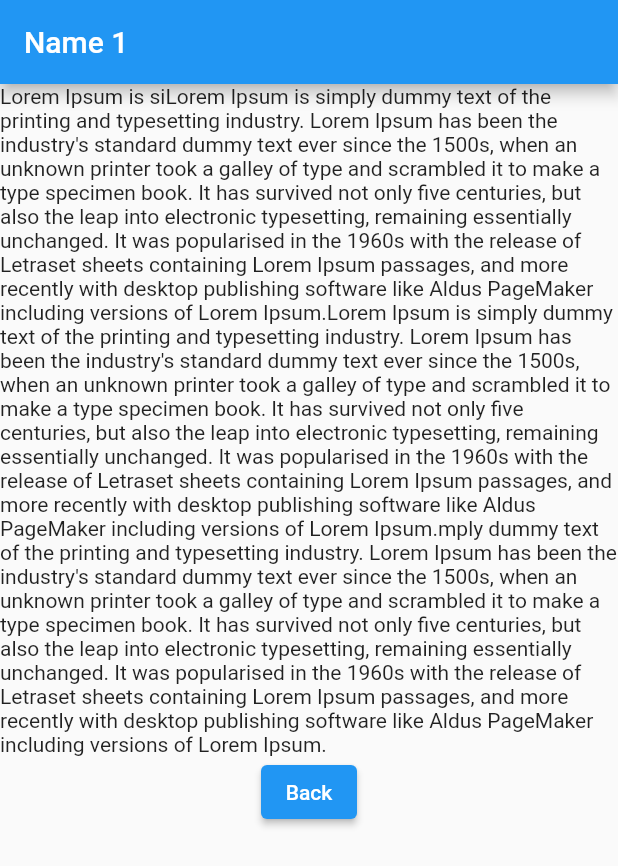
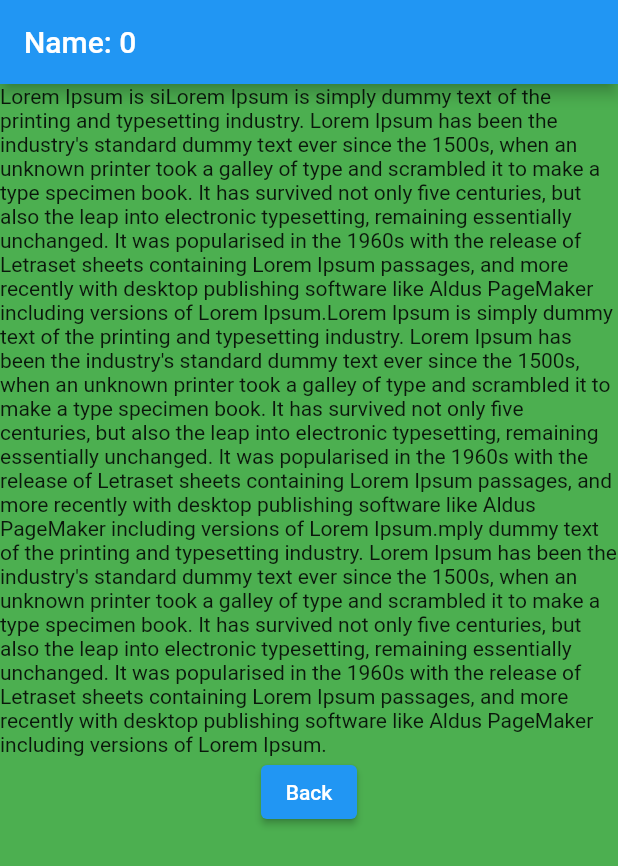
Before and after one commit to omerbirgul/OYK_flutter101, a Flutter app: the screen it shows after launch, after a tap on the "arrow right" icon, on a phone screen of 412 x 824 dp. Shown: the top 866 px of the screen. Run offline on Flutter 3.47's test engine with Material 2 defaults, Android fonts, the phone set to English and light mode, and no system bars.

Commit message:
OYK flutter day3 chapter4

```diff
--- /dev/null
+++ b/Day_3/flutter_application_2/lib/model/user.dart
@@ -0,0 +1,10 @@
+import 'package:flutter/material.dart';
+
+class User {
+  final String name;
+  final String surname;
+  Color userColor;
+  bool isRead;
+
+  User({required this.name, required this.surname, required this.userColor, required this.isRead});
+}
--- a/Day_3/flutter_application_2/lib/view/detail_screen.dart
+++ b/Day_3/flutter_application_2/lib/view/detail_screen.dart
@@ -1,16 +1,19 @@
 import 'package:flutter/material.dart';
+import 'package:flutter_application_1/model/user.dart';
+
 
 class DetailScreen extends StatelessWidget {
-  final String appBarTitle;
+  final User user;
 
-  const DetailScreen({required this.appBarTitle});
+  const DetailScreen({required this.user});
 
   @override
   Widget build(BuildContext context) {
     return Scaffold(
+      backgroundColor: user.userColor,
       appBar: AppBar(
         title: Text(
-          appBarTitle,
+          user.name,
         ),
         automaticallyImplyLeading: false,
       ),
--- a/Day_3/flutter_application_2/lib/view/home_screen.dart
+++ b/Day_3/flutter_application_2/lib/view/home_screen.dart
@@ -1,8 +1,10 @@
+import 'dart:math';
+
 import 'package:flutter/material.dart';
+import 'package:flutter_application_1/model/user.dart';
 import 'detail_screen.dart';
 
 class HomeScreen extends StatefulWidget {
-
   HomeScreen({super.key});
 
   @override
@@ -14,11 +16,16 @@ class _HomeScreenState extends State<HomeScreen> {
 
   bool isRead = false;
 
-  List <Color> colorList = List.generate(60, (index) => Colors.deepPurple.shade100);
+  List<User> userList = List.generate(
+      60,
+      (index) => User(
+          name: "Name: $index",
+          surname: "Surname",
+          userColor: Colors.green,
+          isRead: false));
 
 // *********************************************************
 // *********************************************************
-
 
   @override
   Widget build(BuildContext context) {
@@ -38,7 +45,6 @@ class _HomeScreenState extends State<HomeScreen> {
 // *********************************************************
 // *********************************************************
 
-
   Widget _buildUserCard(BuildContext context, int index) {
     return Card(
       child: ListTile(
@@ -48,15 +54,14 @@ class _HomeScreenState extends State<HomeScreen> {
           size: 40,
         ),
         title: Text(
-          "$title ${(index + 1)}",
+          userList[index].name,
           style: const TextStyle(
             fontSize: 22,
           ),
         ),
-        subtitle: const Text(
-          "Surname",
+        subtitle: Text(
+          userList[index].surname,
         ),
-
         trailing: IconButton(
           icon: const Icon(
             Icons.arrow_right,
@@ -65,19 +70,16 @@ class _HomeScreenState extends State<HomeScreen> {
           onPressed: () async {
             navigateToDetail(context, index);
 
-            setState((){
-
-              isRead = true;
-              colorList[index] = Colors.white;
+            setState(() {
+              // isRead = true;
+              userList[index].isRead = true;
             });
-
           },
         ),
-        tileColor: colorList[index],
+        tileColor: userList[index].isRead ? Colors.white : Colors.deepPurple.shade100,
       ),
     );
   }
-
 
 // *********************************************************
 // *********************************************************
@@ -86,9 +88,7 @@ class _HomeScreenState extends State<HomeScreen> {
     bool isTrue = await Navigator.of(context).push(
       MaterialPageRoute(
         builder: (context) {
-          return DetailScreen(
-            appBarTitle: "$title ${(index + 1)}",
-          );
+          return DetailScreen(user: userList[index]);
         },
       ),
     );
```
